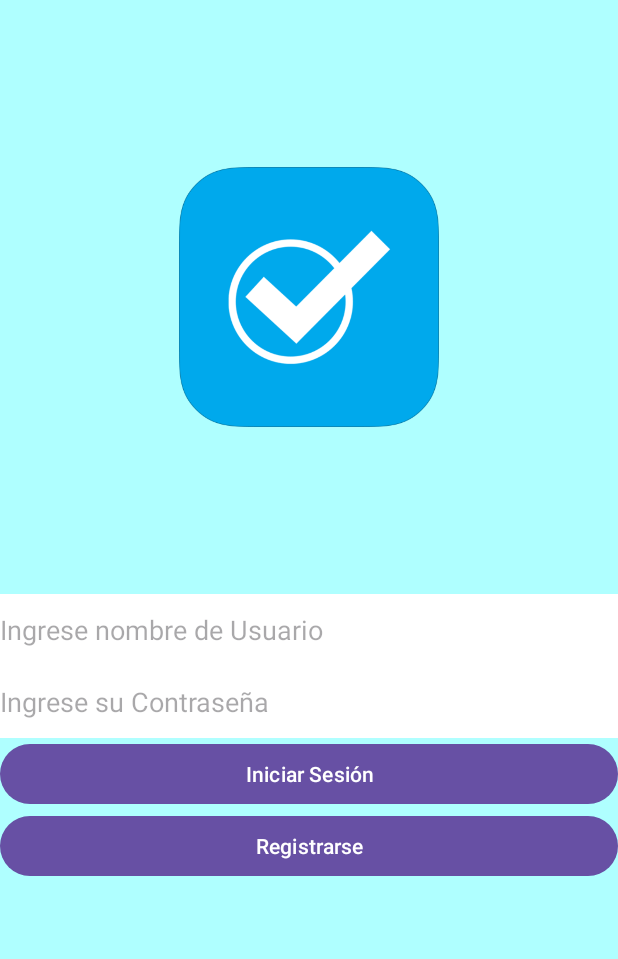
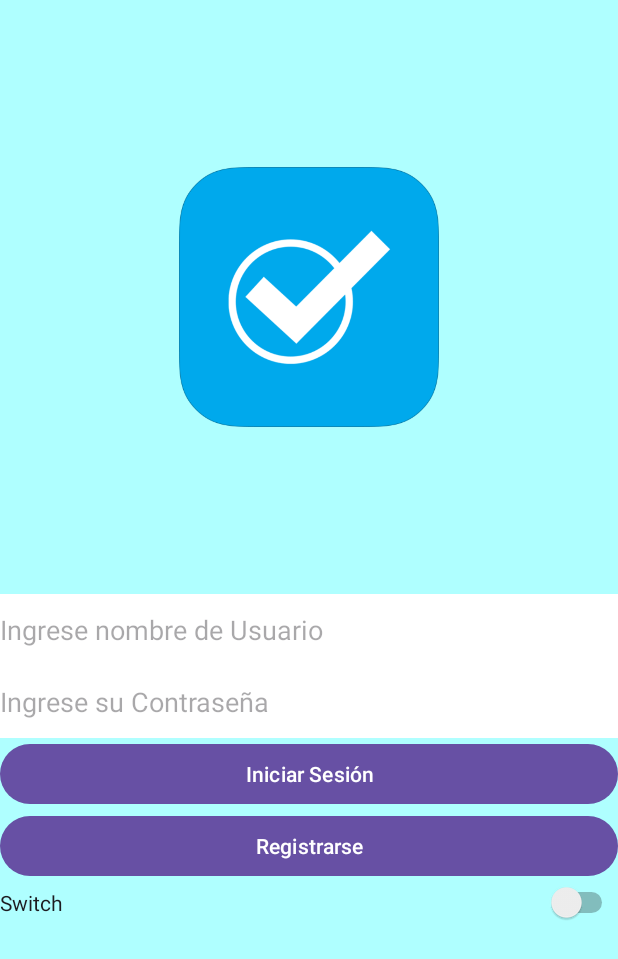
Before and after one commit to Alastor003/TaskApp, an Android app: the screen it shows after launch (MainActivity), on a phone screen of 412 x 824 dp. Shown: the top 959 px of the screen. Run offline under Robolectric (Android 15) with nearby library versions, the phone set to English and light mode, and no system bars.

Commit message:
Se agregó un Switch

```diff
--- a/app/src/main/res/layout/activity_main.xml
+++ b/app/src/main/res/layout/activity_main.xml
@@ -70,6 +70,12 @@
             app:layout_constraintTop_toBottomOf="@+id/iniciar"
             app:layout_constraintVertical_bias="0.5" />
 
+        <Switch
+            android:id="@+id/switch1"
+            android:layout_width="match_parent"
+            android:layout_height="wrap_content"
+            android:text="Switch" />
+
     </LinearLayout>
 
 </androidx.constraintlayout.widget.ConstraintLayout>
```
